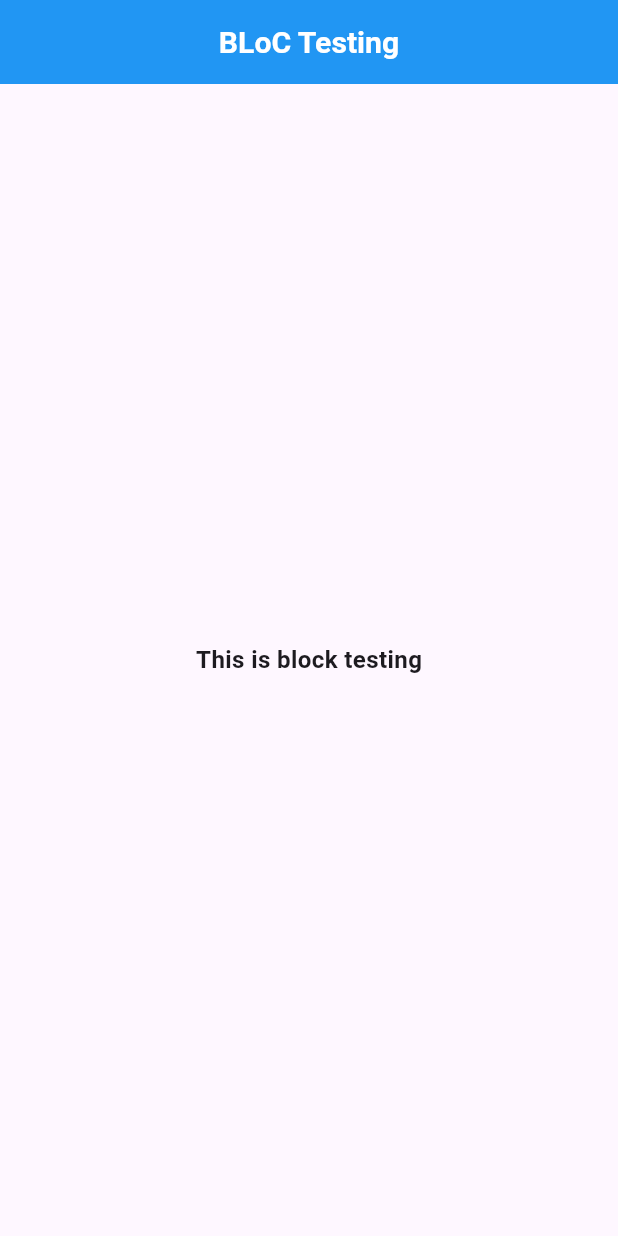
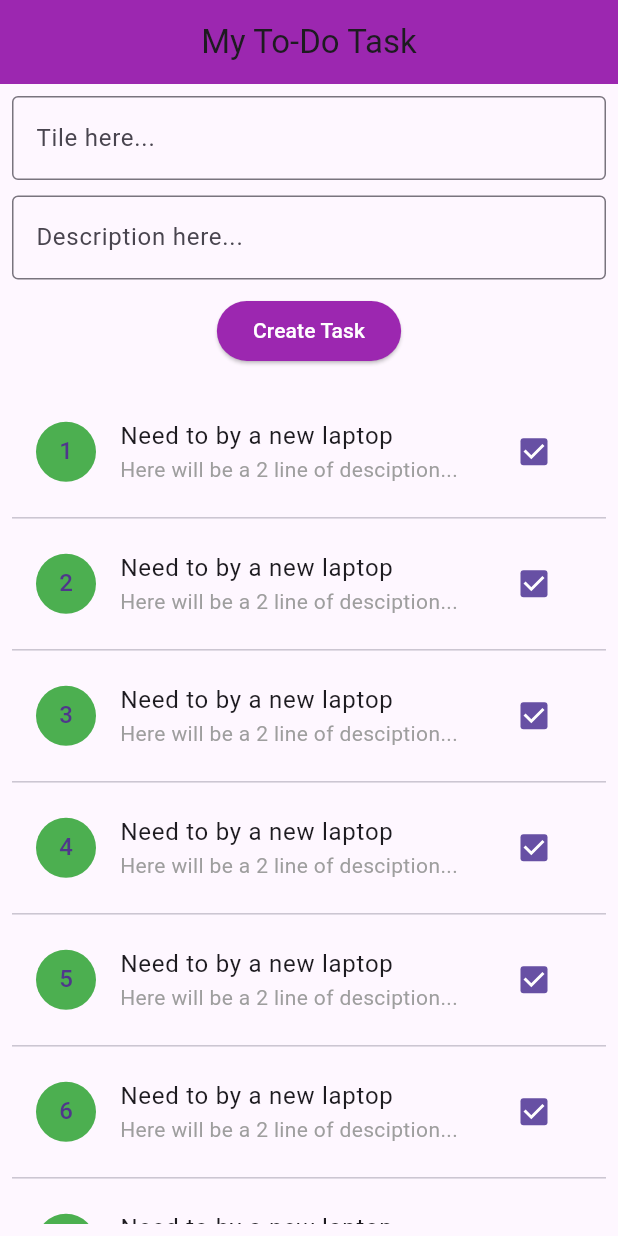
Before and after one commit to Abhi2591/Hireme_V2, a Flutter app: the screen it shows after launch, on a phone screen of 412 x 824 dp. Run offline on Flutter 3.47's test engine with Material 3 defaults, Android fonts, the light colour scheme and no system bars; our stand-ins replace equatable, flutter_bloc, flutter_screenutil.

Commit message:
Bloc Test 1

```diff
--- a/lib/bloc/home/home_bloc.dart
+++ /dev/null
@@ -1,12 +0,0 @@
-import 'package:equatable/equatable.dart';
-import 'package:flutter_bloc/flutter_bloc.dart';
-
-part 'home_events.dart';
-part 'home_states.dart';
-
-
-class HomeBloc extends Bloc<HomeEvents,HomeStates>{
-  HomeBloc(): super(InitialHomeState()){
-
-  }
-}
--- a/lib/bloc/home/home_events.dart
+++ /dev/null
@@ -1,30 +0,0 @@
-part of 'home_bloc.dart';
-
-sealed class HomeEvents extends Equatable {
-  @override
-  List<Object?> get props => [];
-}
-
-class FetchHomeEvent extends HomeEvents {
-  @override
-  List<Object?> get props => [];
-}
-
-class RemoveRecordHomeEvent extends HomeEvents {
-  String? id;
-
-  RemoveRecordHomeEvent({required this.id});
-
-  @override
-  List<Object?> get props => [id];
-}
-
-class UpdateRecordHomeEvents extends HomeEvents {
-  String? id;
-  Map<String, String> newData;
-
-  UpdateRecordHomeEvents({required this.id, required this.newData});
-
-  @override
-  List<Object?> get props => [id, newData];
-}
--- a/lib/bloc/home/home_states.dart
+++ /dev/null
@@ -1,34 +0,0 @@
-part of 'home_bloc.dart';
-
-sealed class HomeStates extends Equatable {
-  @override
-  List<Object?> get props => [];
-}
-
-class InitialHomeState extends HomeStates {
-  @override
-  List<Object?> get props => [];
-}
-
-class LoadingHomeState extends HomeStates {
-  @override
-  List<Object?> get props => [];
-}
-
-class RecordsHomeState extends HomeStates {
-  List data = [];
-
-  RecordsHomeState({required this.data});
-
-  @override
-  List<Object?> get props => [data];
-}
-
-class FailedHomeState extends HomeStates {
-  String? message;
-
-  FailedHomeState({this.message});
-
-  @override
-  List<Object?> get props => [message];
-}
--- /dev/null
+++ b/lib/bloc/todo/todo_bloc.dart
@@ -0,0 +1,16 @@
+import 'package:equatable/equatable.dart';
+import 'package:flutter_bloc/flutter_bloc.dart';
+
+part 'todo_events.dart';
+part 'todo_states.dart';
+
+class TodoBloc extends Bloc<TodoEvents, TodoStates>{
+  TodoBloc() : super(TaskTodoState()){
+    on<ResetTodoEvent>(_initialResetHandler);
+  }
+
+  void _initialResetHandler(ResetTodoEvent event, Emitter<TodoStates> emit){
+        emit(TaskTodoState(records: const []));
+  }
+
+}
--- /dev/null
+++ b/lib/bloc/todo/todo_events.dart
@@ -0,0 +1,14 @@
+part of 'todo_bloc.dart';
+
+sealed class TodoEvents extends Equatable{
+  @override
+  List<Object?> get props => [];
+}
+
+class AddTodoEvent extends TodoEvents{}
+
+class UpdateTodoEvent extends TodoEvents{}
+
+class RemoveTodoEvent extends TodoEvents{}
+
+class ResetTodoEvent extends TodoEvents{}
--- /dev/null
+++ b/lib/bloc/todo/todo_states.dart
@@ -0,0 +1,13 @@
+part of 'todo_bloc.dart';
+
+sealed class TodoStates extends Equatable{
+  @override
+  List<Object?> get props => [];
+}
+
+class TaskTodoState extends TodoStates{
+  List records;
+  TaskTodoState({this.records = const []});
+  @override
+  List<Object?> get props => [records];
+}
--- a/lib/main.dart
+++ b/lib/main.dart
@@ -1,27 +1,28 @@
 import 'package:flutter/material.dart';
 import 'package:flutter_screenutil/flutter_screenutil.dart';
-import 'package:hireme_v2/screens/home_screen.dart';
-import 'package:hireme_v2/utils/multi_provider.dart';
+import 'package:hireme_v2/providers/bloc_provider.dart';
+import 'package:hireme_v2/screens/homescreen.dart';
 
-void main() {
-  runApp(MyApp());
+void main(){
+  runApp(appSettings());
 }
 
-class MyApp extends StatelessWidget {
-  const MyApp({super.key});
+class appSettings extends StatelessWidget {
+  const appSettings({super.key});
 
   @override
   Widget build(BuildContext context) {
     return ScreenUtilInit(
-      designSize: const Size(375, 820),
+      designSize: Size(360,800),
+      minTextAdapt: true,
       splitScreenMode: true,
-      minTextAdapt: true,
       builder: (context, child) {
-        return const BlocProviders(
-          child: MaterialApp(
-            debugShowCheckedModeBanner: false,
-            home: HomeScreen(),
-          ),
+        return BlocProviders(
+            child: MaterialApp(
+              title: "Todo",
+              debugShowCheckedModeBanner: false,
+              home: Homescreen(),
+            )
         );
       },
     );
--- a/lib/utils/multi_provider.dart
+++ b/lib/providers/bloc_provider.dart
@@ -1,16 +1,16 @@
 import 'package:flutter/material.dart';
 import 'package:flutter_bloc/flutter_bloc.dart';
-import 'package:hireme_v2/bloc/home/home_bloc.dart';
+import 'package:hireme_v2/bloc/todo/todo_bloc.dart';
 
 class BlocProviders extends StatelessWidget {
-  final Widget child;
-  const BlocProviders({super.key,required this.child});
+  Widget child;
+  BlocProviders({super.key, required this.child});
 
   @override
   Widget build(BuildContext context) {
     return MultiBlocProvider(
         providers: [
-          BlocProvider(create: (context) => HomeBloc(),)
+          BlocProvider(create: (context) => TodoBloc()..add(ResetTodoEvent()),)
         ],
         child: child
     );
--- a/lib/screens/home_screen.dart
+++ /dev/null
@@ -1,35 +0,0 @@
-import 'package:flutter/material.dart';
-import 'package:flutter_screenutil/flutter_screenutil.dart';
-
-class HomeScreen extends StatelessWidget {
-  const HomeScreen({super.key});
-
-
-  @override
-  Widget build(BuildContext context) {
-    return Scaffold(
-      appBar: AppBar(
-        centerTitle: true,
-        title: Text(
-          'BLoC Testing',
-          style: TextStyle(
-              fontSize: 20.sp,
-              fontWeight: FontWeight.w600,
-              color: Colors.white),
-        ),
-        backgroundColor: Colors.blue,
-      ),
-      body: Center(
-        child: Column(
-          mainAxisAlignment: MainAxisAlignment.center,
-          children: [
-            Text(
-              'This is block testing',
-              style: TextStyle(fontSize: 16.sp, fontWeight: FontWeight.w600),
-            )
-          ],
-        ),
-      ),
-    );
-  }
-}
--- /dev/null
+++ b/lib/screens/homescreen.dart
@@ -0,0 +1,55 @@
+import 'package:flutter/material.dart';
+import 'package:flutter_screenutil/flutter_screenutil.dart';
+
+class Homescreen extends StatelessWidget {
+  const Homescreen({super.key});
+
+  @override
+  Widget build(BuildContext context) {
+    TextEditingController decController = TextEditingController();
+    TextEditingController titleController = TextEditingController();
+    return Scaffold(
+      appBar: AppBar(
+        title: const Text("My To-Do Task"),
+        centerTitle: true,
+        backgroundColor: Colors.purple,
+      ),
+      body: Padding(
+        padding: const EdgeInsets.all(8.0),
+        child: Column(
+          children: [
+            TextField(
+              controller: titleController,
+              decoration: InputDecoration(border: OutlineInputBorder(),hintText: 'Tile here...'),
+            ),
+            SizedBox(height: 10.h,),
+            TextField(
+              controller: decController,
+              decoration: InputDecoration(border: OutlineInputBorder(),hintText: 'Description here...'),
+            ),
+            SizedBox(height: 10.h,),
+            ElevatedButton(
+                style: ButtonStyle(backgroundColor: WidgetStatePropertyAll(Colors.purple)),
+                onPressed: () {}, child: Text("Create Task",style: TextStyle(color: Colors.white),)),
+            SizedBox(height: 20.h,),
+            Expanded(
+              child: ListView.separated(itemBuilder: (context, index) {
+                return ListTile(
+                  title: Text("Need to by a new laptop", maxLines: 1, style: TextStyle(overflow: TextOverflow.ellipsis),),
+                  subtitle: Text("Here will be a 2 line of desciption...",maxLines: 2, style: TextStyle(overflow: TextOverflow.ellipsis, color: Colors.grey),),
+                  trailing: Checkbox(value: true, onChanged: (value) {},),
+                  leading: CircleAvatar(
+                    backgroundColor: Colors.green,
+                    child: Text((index + 1).toString()),
+                  ),
+                );
+              }, separatorBuilder: (context, index) {
+                return Divider();
+              }, itemCount: 10),
+            )
+          ],
+        ),
+      ),
+    );
+  }
+}
--- a/pubspec.yaml
+++ b/pubspec.yaml
@@ -19,7 +19,7 @@ publish_to: 'none' # Remove this line if you wish to publish to pub.dev
 version: 1.0.0+1
 
 environment:
-  sdk: ^3.5.4
+  sdk: ^3.4.4
 
 # Dependencies specify other packages that your package needs in order to work.
 # To automatically upgrade your package dependencies to the latest versions
```
Also changed, not shown: lib-test/main.dart (deleted, +0 -43 lines), lib-test/widgets/cards/food_item_card.dart (deleted, +0 -116 lines), pubspec.lock, 2 other files.
